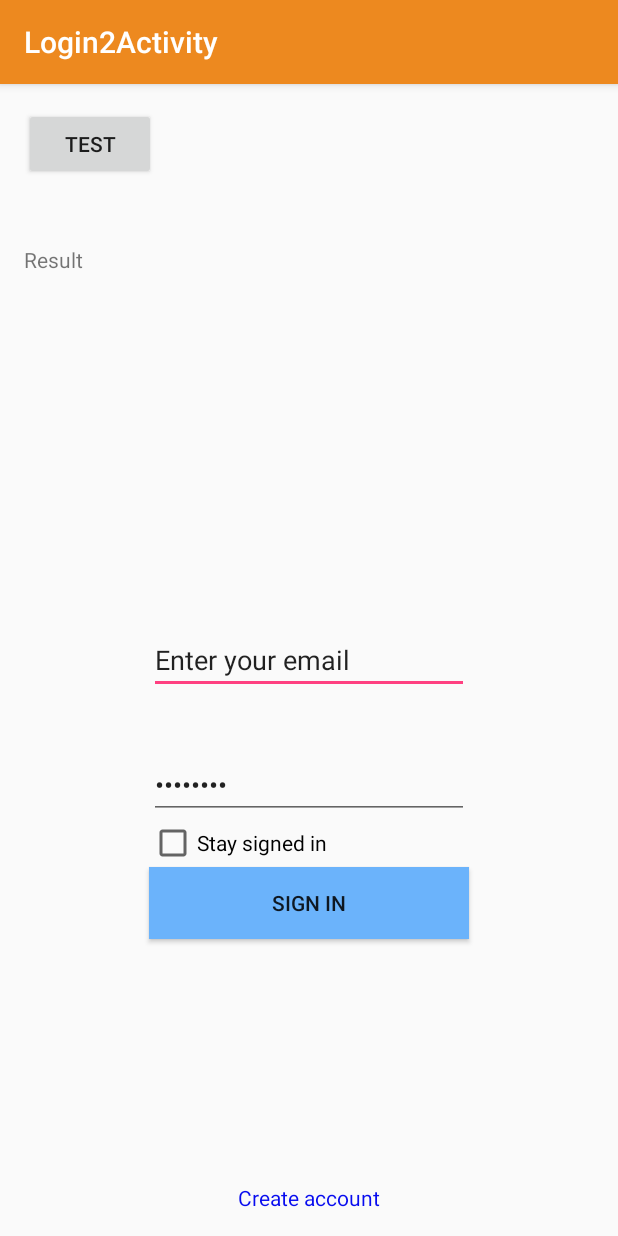
After one commit to HrTran/Android-AngPang, an Android app: the Login2Activity screen opened directly, with no data from a screen before it, on a phone screen of 412 x 824 dp. The commit adds this screen. Run offline under Robolectric (Android 15) with nearby library versions, the phone set to English and light mode, and no system bars.

Commit message:
Add: connected to server

```diff
--- a/app/build.gradle
+++ b/app/build.gradle
@@ -49,4 +49,5 @@ dependencies {
 
 
 
+    compile 'com.google.android.gms:play-services-appindexing:8.1.0'
 }
--- /dev/null
+++ b/app/src/main/java/com/example/admin/angpangii/Fragments/Login2Activity.java
@@ -0,0 +1,140 @@
+package com.example.admin.angpangii.Fragments;
+
+import android.content.Context;
+import android.net.ConnectivityManager;
+import android.net.NetworkInfo;
+import android.os.AsyncTask;
+import android.os.Bundle;
+import android.app.Activity;
+import android.support.v7.app.AppCompatActivity;
+import android.util.Base64;
+import android.view.View;
+import android.widget.Button;
+import android.widget.CheckBox;
+import android.widget.CompoundButton;
+import android.widget.EditText;
+import android.widget.TextView;
+
+import com.example.admin.angpangii.R;
+
+import java.io.IOException;
+import java.io.InputStream;
+import java.io.InputStreamReader;
+import java.io.Reader;
+import java.io.UnsupportedEncodingException;
+import java.net.HttpURLConnection;
+import java.net.URL;
+
+public class Login2Activity extends AppCompatActivity {
+
+    private String userName = "luong@luong.com";
+    private String password = "1";
+    private boolean remember = true;
+
+    private TextView resultTView;
+    private Button connectBtn;
+    private EditText emailText;
+    private EditText passwordText;
+    private CheckBox rememberCheckBox;
+    private Button signInButton;
+    private TextView createAccountTView;
+    @Override
+    protected void onCreate(Bundle savedInstanceState) {
+        super.onCreate(savedInstanceState);
+        setContentView(R.layout.activity_login2);
+        resultTView = (TextView) findViewById(R.id.resultTView);
+        connectBtn = (Button) findViewById(R.id.connectBtn);
+        connectBtn.setOnClickListener(new View.OnClickListener() {
+            @Override
+            public void onClick(View v) {
+                ConnectivityManager connMgr = (ConnectivityManager)
+                        getSystemService(Context.CONNECTIVITY_SERVICE);
+                NetworkInfo networkInfo = connMgr.getActiveNetworkInfo();
+                if (networkInfo != null && networkInfo.isConnected()) {
+                    new Communicator().execute("http://10.0.3.2:8000/home");
+                } else {
+                    resultTView.setText("No network connection available.");
+                }
+            }
+        });
+
+        // get view
+        emailText = (EditText) findViewById(R.id.emailText);
+        passwordText = (EditText) findViewById(R.id.passwordText);
+        rememberCheckBox = (CheckBox) findViewById(R.id.rememberCheckBox);
+        signInButton = (Button) findViewById(R.id.signInButton);
+        createAccountTView = (TextView) findViewById(R.id.createAccoutTView);
+
+        // handle remember checkbox
+        rememberCheckBox.setOnCheckedChangeListener(new CompoundButton.OnCheckedChangeListener() {
+            @Override
+            public void onCheckedChanged(CompoundButton buttonView, boolean isChecked) {
+
+            }
+        });
+    }
+
+    public String downloadUrl(String myUrl) throws IOException {
+        InputStream is = null;
+        String userCredential = userName + ":" + password;
+        String basicAuth = "Basic " + new String(
+                Base64.encodeToString(userCredential.getBytes(),
+                Base64.DEFAULT));
+        // Only display the first 500 characters of the retrieved
+        // web page content.
+        int len = 500;
+
+        try {
+            URL url = new URL(myUrl);
+            HttpURLConnection conn = (HttpURLConnection) url.openConnection();
+            conn.setReadTimeout(10000 /* milliseconds */);
+            conn.setConnectTimeout(15000 /* milliseconds */);
+            conn.setRequestProperty ("Authorization", basicAuth);
+            conn.setRequestMethod("GET");
+            conn.setDoInput(true);
+            // Starts the query
+            conn.connect();
+            int response = conn.getResponseCode();
+            is = conn.getInputStream();
+
+            // Convert the InputStream into a string
+            String contentAsString = readIt(is, len);
+            return contentAsString;
+
+            // Makes sure that the InputStream is closed after the app is
+            // finished using it.
+        } finally {
+            if (is != null) {
+                is.close();
+            }
+        }
+    }
+
+    // Reads an InputStream and converts it to a String.
+    public String readIt(InputStream stream, int len) throws IOException, UnsupportedEncodingException {
+        Reader reader = null;
+        reader = new InputStreamReader(stream, "UTF-8");
+        char[] buffer = new char[len];
+        reader.read(buffer);
+        return new String(buffer);
+    }
+
+    private class Communicator extends AsyncTask<String, Void, String> {
+        @Override
+        protected String doInBackground(String... urls) {
+
+            // params comes from the execute() call: params[0] is the url.
+            try {
+                return downloadUrl(urls[0]);
+            } catch (IOException e) {
+                return "Unable to retrieve web page. URL may be invalid.";
+            }
+        }
+        // onPostExecute displays the results of the AsyncTask.
+        @Override
+        protected void onPostExecute(String result) {
+            resultTView.setText(result);
+        }
+    }
+
+}
--- a/app/src/main/java/com/example/admin/angpangii/Fragments/SplashStartScreen.java
+++ b/app/src/main/java/com/example/admin/angpangii/Fragments/SplashStartScreen.java
@@ -28,7 +28,7 @@ public class SplashStartScreen extends AppCompatActivity{
             @Override
             public void run() {
                 /* Create an Intent that will start the Main-Activity. */
-                Intent mainIntent = new Intent(SplashStartScreen.this,LoginActivity.class);
+                Intent mainIntent = new Intent(SplashStartScreen.this,Login2Activity.class);
                 SplashStartScreen.this.startActivity(mainIntent);
                 SplashStartScreen.this.finish();
             }
--- a/app/src/main/res/layout/activity_login.xml
+++ b/app/src/main/res/layout/activity_login.xml
@@ -26,7 +26,7 @@
                 <ImageView android:id="@id/imageView1" android:layout_width="wrap_content" android:layout_height="wrap_content" android:src="@drawable/logo" />
                 <LinearLayout android:orientation="horizontal" android:layout_width="wrap_content" android:layout_height="wrap_content" android:layout_marginTop="@dimen/pad_15dp">
                     <Button android:id="@id/btnTw" android:background="@drawable/btn_tw" android:layout_width="wrap_content" android:layout_height="wrap_content" style="@style/btn" />
-                    <Button android:id="@id/btnFb" android:background="@drawable/btn_fb" android:layout_width="wrap_content" android:layout_height="wrap_content" android:layout_marginLeft="@dimen/pad_10dp" style="@style/btn" />
+                    <Button android:id="@+id/btnFb" android:background="@drawable/btn_fb" android:layout_width="wrap_content" android:layout_height="wrap_content" android:layout_marginLeft="@dimen/pad_10dp" style="@style/btn" />
                 </LinearLayout>
                 <TextView android:textSize="@dimen/txt_16sp" android:textColor="@color/white" android:id="@id/textView1" android:layout_width="fill_parent" android:layout_height="wrap_content" android:layout_marginTop="@dimen/pad_10dp" android:layout_marginBottom="@dimen/pad_5dp" android:text="@string/signin" />
                 <android.support.design.widget.TextInputLayout
--- /dev/null
+++ b/app/src/main/res/layout/activity_login2.xml
@@ -0,0 +1,88 @@
+<?xml version="1.0" encoding="utf-8"?>
+<RelativeLayout xmlns:android="http://schemas.android.com/apk/res/android"
+    xmlns:tools="http://schemas.android.com/tools"
+    android:layout_width="match_parent"
+    android:layout_height="match_parent"
+    android:paddingBottom="@dimen/activity_vertical_margin"
+    android:paddingLeft="@dimen/activity_horizontal_margin"
+    android:paddingRight="@dimen/activity_horizontal_margin"
+    android:paddingTop="@dimen/activity_vertical_margin"
+    tools:context="com.example.admin.angpangii.Fragments.Login2Activity">
+
+    <Button
+        android:layout_width="wrap_content"
+        android:layout_height="wrap_content"
+        android:text="Test"
+        android:id="@+id/connectBtn"
+        android:layout_alignParentTop="true"
+        android:layout_alignParentLeft="true"
+        android:layout_alignParentStart="true"
+        android:singleLine="true"
+        android:nestedScrollingEnabled="true" />
+
+    <TextView
+        android:layout_width="wrap_content"
+        android:layout_height="wrap_content"
+        android:text="Result"
+        android:id="@+id/resultTView"
+        android:layout_below="@+id/connectBtn"
+        android:layout_alignParentLeft="true"
+        android:layout_alignParentStart="true"
+        android:layout_marginTop="43dp"
+        android:layout_alignParentRight="true"
+        android:layout_alignParentEnd="true" />
+
+    <EditText
+        android:layout_width="wrap_content"
+        android:layout_height="wrap_content"
+        android:inputType="textEmailAddress"
+        android:ems="10"
+        android:id="@+id/emailText"
+        android:layout_centerVertical="true"
+        android:layout_centerHorizontal="true"
+        android:text="Enter your email" />
+
+    <EditText
+        android:layout_width="wrap_content"
+        android:layout_height="wrap_content"
+        android:inputType="textPassword"
+        android:ems="10"
+        android:id="@+id/passwordText"
+        android:layout_marginTop="38dp"
+        android:forceHasOverlappingRendering="false"
+        android:text="Password"
+        android:layout_below="@+id/emailText"
+        android:layout_alignLeft="@+id/emailText"
+        android:layout_alignStart="@+id/emailText" />
+
+    <CheckBox
+        android:layout_width="wrap_content"
+        android:layout_height="wrap_content"
+        android:text="Stay signed in"
+        android:id="@+id/rememberCheckBox"
+        android:layout_below="@+id/passwordText"
+        android:layout_alignLeft="@+id/passwordText"
+        android:layout_alignStart="@+id/passwordText" />
+
+    <Button
+        android:layout_width="wrap_content"
+        android:layout_height="wrap_content"
+        android:text="Sign In"
+        android:id="@+id/signInButton"
+        android:layout_below="@+id/rememberCheckBox"
+        android:layout_alignLeft="@+id/rememberCheckBox"
+        android:layout_alignStart="@+id/rememberCheckBox"
+        android:layout_alignRight="@+id/passwordText"
+        android:layout_alignEnd="@+id/passwordText"
+        android:background="#6bb3fb" />
+
+    <TextView
+        android:layout_width="wrap_content"
+        android:layout_height="wrap_content"
+        android:text="Create account"
+        android:id="@+id/createAccoutTView"
+        android:layout_alignParentBottom="true"
+        android:layout_centerHorizontal="true"
+        android:textColor="#070bef"
+        android:textColorLink="#c10c9a" />
+</RelativeLayout>
--- a/app/src/main/res/values/dimens.xml
+++ b/app/src/main/res/values/dimens.xml
@@ -2,10 +2,10 @@
     <!-- Default screen margins, per the Android Design guidelines. -->
     <dimen name="activity_horizontal_margin">16dp</dimen>
     <dimen name="activity_vertical_margin">16dp</dimen>
-	<dimen name="store_img_height">360.0dip</dimen>
+    <dimen name="store_img_height">360.0dip</dimen>
     <dimen name="profile_cover_h">380.0dip</dimen>
     <dimen name="fab_margin">16dp</dimen>
-	<dimen name="pad_3dp">3.0dip</dimen>
+    <dimen name="pad_3dp">3.0dip</dimen>
     <dimen name="pad_5dp">5.0dip</dimen>
     <dimen name="pad_10dp">10.0dip</dimen>
     <dimen name="pad_15dp">15.0dp</dimen>
--- a/app/src/main/res/values/strings.xml
+++ b/app/src/main/res/values/strings.xml
@@ -52,5 +52,6 @@
 	all of their varieties – account for 87% of all grain production worldwide.[2] Most of the grain that is produced worldwide is fed to livestock.
 	Some foods not from animal or plant sources include various edible fungi, especially mushrooms. Fungi and ambient bacteria are used in the
 	preparation of fermented."</string>
+    <string name="title_activity_login2">Login2Activity</string>
 
 </resources>
--- a/build.gradle
+++ b/build.gradle
@@ -5,7 +5,7 @@ buildscript {
         jcenter()
     }
     dependencies {
-        classpath 'com.android.tools.build:gradle:1.5.0'
+        classpath 'com.android.tools.build:gradle:2.1.0'
 
         // NOTE: Do not place your application dependencies here; they belong
         // in the individual module build.gradle files
```
Also changed, not shown: app/src/main/AndroidManifest.xml (+27 -35 lines), app/src/main/java/com/example/admin/angpangii/Fragments/LoginActivity.java (+153 -30 lines), gradle/wrapper/gradle-wrapper.properties.
